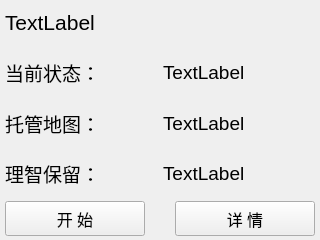
Qt form resources/ui/UI_GameCard.ui (Chr0nixz/Closure) before a commit.
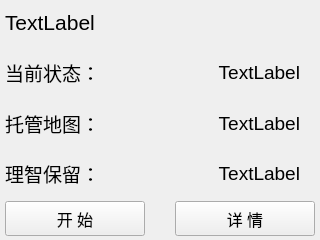
The same form after that commit.

What changed in the file:
```diff
--- a/resources/ui/UI_GameCard.ui
+++ b/resources/ui/UI_GameCard.ui
@@ -58,11 +58,33 @@
             <pointsize>14</pointsize>
            </font>
           </property>
+          <property name="layoutDirection">
+           <enum>Qt::LeftToRight</enum>
+          </property>
           <property name="text">
            <string>TextLabel</string>
           </property>
+          <property name="alignment">
+           <set>Qt::AlignRight|Qt::AlignTrailing|Qt::AlignVCenter</set>
+          </property>
          </widget>
         </item>
+        <item>
+         <spacer name="horizontalSpacer">
+          <property name="orientation">
+           <enum>Qt::Horizontal</enum>
+          </property>
+          <property name="sizeType">
+           <enum>QSizePolicy::Fixed</enum>
+          </property>
+          <property name="sizeHint" stdset="0">
+           <size>
+            <width>15</width>
+            <height>5</height>
+           </size>
+          </property>
+         </spacer>
+        </item>
        </layout>
       </item>
       <item>
@@ -89,8 +111,27 @@
           <property name="text">
            <string>TextLabel</string>
           </property>
+          <property name="alignment">
+           <set>Qt::AlignRight|Qt::AlignTrailing|Qt::AlignVCenter</set>
+          </property>
          </widget>
         </item>
+        <item>
+         <spacer name="horizontalSpacer_2">
+          <property name="orientation">
+           <enum>Qt::Horizontal</enum>
+          </property>
+          <property name="sizeType">
+           <enum>QSizePolicy::Fixed</enum>
+          </property>
+          <property name="sizeHint" stdset="0">
+           <size>
+            <width>15</width>
+            <height>20</height>
+           </size>
+          </property>
+         </spacer>
+        </item>
        </layout>
       </item>
       <item>
@@ -117,8 +158,27 @@
           <property name="text">
            <string>TextLabel</string>
           </property>
+          <property name="alignment">
+           <set>Qt::AlignRight|Qt::AlignTrailing|Qt::AlignVCenter</set>
+          </property>
          </widget>
         </item>
+        <item>
+         <spacer name="horizontalSpacer_3">
+          <property name="orientation">
+           <enum>Qt::Horizontal</enum>
+          </property>
+          <property name="sizeType">
+           <enum>QSizePolicy::Fixed</enum>
+          </property>
+          <property name="sizeHint" stdset="0">
+           <size>
+            <width>15</width>
+            <height>20</height>
+           </size>
+          </property>
+         </spacer>
+        </item>
        </layout>
       </item>
       <item>
```
